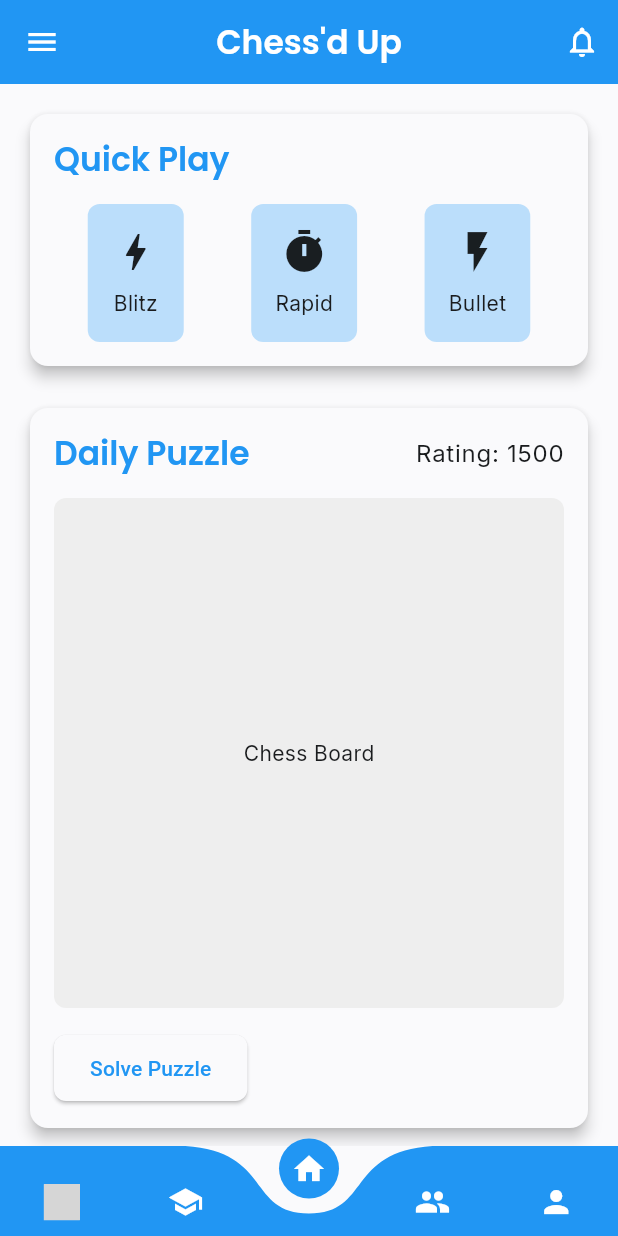
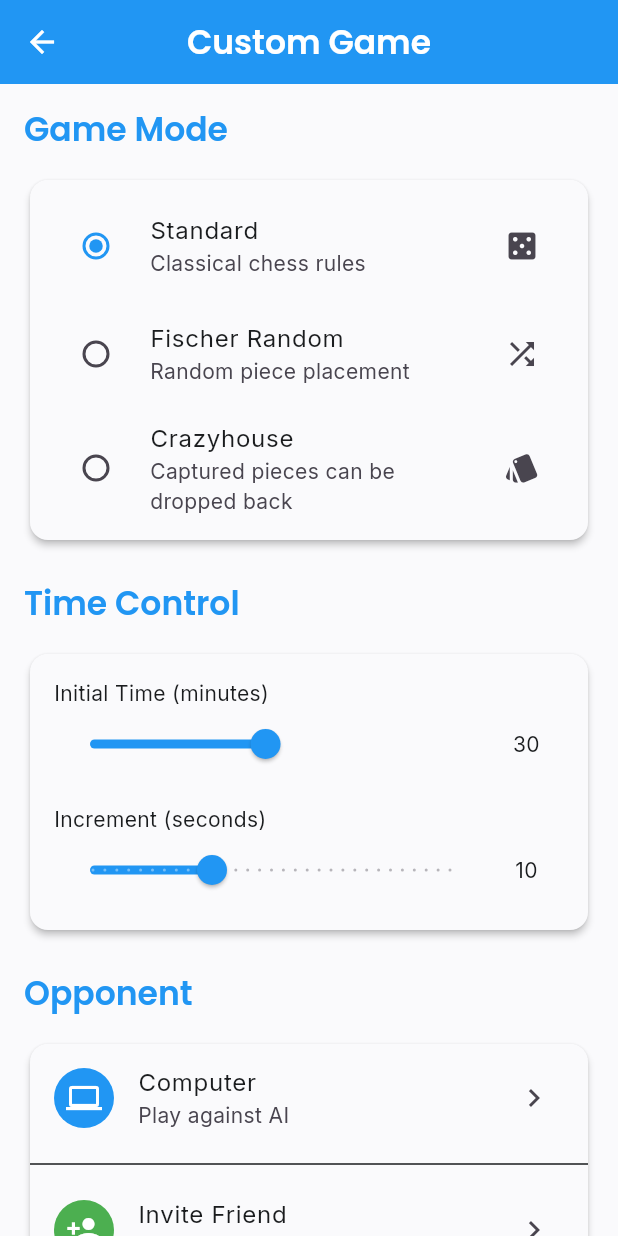
Before and after one commit to Yvonne-Wanja-1/chess2, a Flutter app: the screen it shows after launch, in the side drawer, after a tap on "Custom Game", on a phone screen of 412 x 824 dp. Run offline on Flutter 3.47's test engine with Material 3 defaults, Android fonts, the phone set to English and light mode, and no system bars; drawn by our look-alikes of curved_navigation_bar; our stand-ins replace flutter_svg, google_fonts; missing offline and left inert: chess; grey boxes are pictures that could not be loaded.

Commit message:
added navigations for new screens in the  menu.

```diff
--- a/lib/features/home/presentation/widgets/app_drawer.dart
+++ b/lib/features/home/presentation/widgets/app_drawer.dart
@@ -100,8 +100,8 @@ class AppDrawer extends StatelessWidget {
           title: const Text('Custom Game'),
           trailing: const Icon(Icons.chevron_right),
           onTap: () {
-            // TODO: Navigate to custom game
             Navigator.pop(context);
+            Navigator.pushNamed(context, '/custom-game');
           },
         ),
       ],
@@ -178,8 +178,8 @@ class AppDrawer extends StatelessWidget {
           leading: const Icon(Icons.person_add_outlined),
           title: const Text('Find Players'),
           onTap: () {
-            // TODO: Navigate to player search
             Navigator.pop(context);
+            Navigator.pushNamed(context, '/find-players');
           },
         ),
         ListTile(
@@ -210,8 +210,8 @@ class AppDrawer extends StatelessWidget {
           leading: const Icon(Icons.help_outline),
           title: const Text('Help & Support'),
           onTap: () {
-            // TODO: Navigate to help
             Navigator.pop(context);
+            Navigator.pushNamed(context, '/help');
           },
         ),
       ],
--- /dev/null
+++ b/lib/features/screens/custom_game_screen.dart
@@ -0,0 +1,217 @@
+import 'package:flutter/material.dart';
+
+class CustomGameScreen extends StatelessWidget {
+  const CustomGameScreen({super.key});
+
+  @override
+  Widget build(BuildContext context) {
+    return Scaffold(
+      appBar: AppBar(title: const Text('Custom Game')),
+      body: SingleChildScrollView(
+        padding: const EdgeInsets.all(16.0),
+        child: Column(
+          crossAxisAlignment: CrossAxisAlignment.stretch,
+          children: [
+            _buildGameModeSection(context),
+            const SizedBox(height: 24),
+            _buildTimeControlSection(context),
+            const SizedBox(height: 24),
+            _buildOpponentSection(context),
+            const SizedBox(height: 32),
+            ElevatedButton(
+              onPressed: () {
+                // TODO: Start custom game
+              },
+              child: const Padding(
+                padding: EdgeInsets.all(16.0),
+                child: Text('Start Game', style: TextStyle(fontSize: 18)),
+              ),
+            ),
+          ],
+        ),
+      ),
+    );
+  }
+
+  Widget _buildGameModeSection(BuildContext context) {
+    return Column(
+      crossAxisAlignment: CrossAxisAlignment.start,
+      children: [
+        Text('Game Mode', style: Theme.of(context).textTheme.titleLarge),
+        const SizedBox(height: 16),
+        Card(
+          child: Padding(
+            padding: const EdgeInsets.all(8.0),
+            child: Column(
+              children: [
+                _buildRadioTile(
+                  context,
+                  'Standard',
+                  'Classical chess rules',
+                  Icons.casino,
+                  true,
+                  (val) {},
+                ),
+                _buildRadioTile(
+                  context,
+                  'Fischer Random',
+                  'Random piece placement',
+                  Icons.shuffle,
+                  false,
+                  (val) {},
+                ),
+                _buildRadioTile(
+                  context,
+                  'Crazyhouse',
+                  'Captured pieces can be dropped back',
+                  Icons.style,
+                  false,
+                  (val) {},
+                ),
+              ],
+            ),
+          ),
+        ),
+      ],
+    );
+  }
+
+  Widget _buildTimeControlSection(BuildContext context) {
+    return Column(
+      crossAxisAlignment: CrossAxisAlignment.start,
+      children: [
+        Text('Time Control', style: Theme.of(context).textTheme.titleLarge),
+        const SizedBox(height: 16),
+        Card(
+          child: Padding(
+            padding: const EdgeInsets.all(16.0),
+            child: Column(
+              children: [
+                _buildSliderWithLabel(
+                  context,
+                  'Initial Time (minutes)',
+                  30,
+                  1,
+                  60,
+                  (value) {},
+                ),
+                const SizedBox(height: 16),
+                _buildSliderWithLabel(
+                  context,
+                  'Increment (seconds)',
+                  10,
+                  0,
+                  30,
+                  (value) {},
+                ),
+              ],
+            ),
+          ),
+        ),
+      ],
+    );
+  }
+
+  Widget _buildOpponentSection(BuildContext context) {
+    return Column(
+      crossAxisAlignment: CrossAxisAlignment.start,
+      children: [
+        Text('Opponent', style: Theme.of(context).textTheme.titleLarge),
+        const SizedBox(height: 16),
+        Card(
+          child: Column(
+            children: [
+              ListTile(
+                leading: const CircleAvatar(
+                  backgroundColor: Colors.blue,
+                  child: Icon(Icons.computer, color: Colors.white),
+                ),
+                title: const Text('Computer'),
+                subtitle: const Text('Play against AI'),
+                trailing: const Icon(Icons.chevron_right),
+                onTap: () {},
+              ),
+              const Divider(),
+              ListTile(
+                leading: const CircleAvatar(
+                  backgroundColor: Colors.green,
+                  child: Icon(Icons.person_add, color: Colors.white),
+                ),
+                title: const Text('Invite Friend'),
+                subtitle: const Text('Play with a friend'),
+                trailing: const Icon(Icons.chevron_right),
+                onTap: () {},
+              ),
+              const Divider(),
+              ListTile(
+                leading: const CircleAvatar(
+                  backgroundColor: Colors.orange,
+                  child: Icon(Icons.public, color: Colors.white),
+                ),
+                title: const Text('Open Challenge'),
+                subtitle: const Text('Anyone can join'),
+                trailing: const Icon(Icons.chevron_right),
+                onTap: () {},
+              ),
+            ],
+          ),
+        ),
+      ],
+    );
+  }
+
+  Widget _buildRadioTile(
+    BuildContext context,
+    String title,
+    String subtitle,
+    IconData icon,
+    bool selected,
+    Function(bool?) onChanged,
+  ) {
+    return RadioListTile<bool>(
+      title: Text(title),
+      subtitle: Text(subtitle),
+      secondary: Icon(icon),
+      value: true,
+      groupValue: selected,
+      onChanged: onChanged,
+    );
+  }
+
+  Widget _buildSliderWithLabel(
+    BuildContext context,
+    String label,
+    double value,
+    double min,
+    double max,
+    Function(double) onChanged,
+  ) {
+    return Column(
+      crossAxisAlignment: CrossAxisAlignment.start,
+      children: [
+        Text(label),
+        Row(
+          children: [
+            Expanded(
+              child: Slider(
+                value: value,
+                min: min,
+                max: max,
+                divisions: max.toInt(),
+                label: value.toInt().toString(),
+                onChanged: onChanged,
+              ),
+            ),
+            SizedBox(
+              width: 50,
+              child: Text(
+                value.toInt().toString(),
+                textAlign: TextAlign.center,
+              ),
+            ),
+          ],
+        ),
+      ],
+    );
+  }
+}
--- a/lib/main.dart
+++ b/lib/main.dart
@@ -3,12 +3,15 @@ import './config/theme.dart';
 import './config/constants.dart';
 import './features/auth/presentation/screens/splash_screen.dart';
 import './features/screens/quick_play_screen.dart';
+import './features/screens/custom_game_screen.dart';
 import './features/screens/tournaments_screen.dart';
 import './features/screens/training_screen.dart';
 import './features/screens/stats_screen.dart';
 import './features/screens/teams_screen.dart';
 import './features/screens/messages_screen.dart';
 import './features/screens/settings_screen.dart';
+import './features/screens/help_support_screen.dart';
+import './features/screens/find_players_screen.dart';
 
 void main() {
   runApp(const ChessdUpApp());
@@ -28,12 +31,15 @@ class ChessdUpApp extends StatelessWidget {
       debugShowCheckedModeBanner: false,
       routes: {
         '/quick-play': (context) => const QuickPlayScreen(),
+        '/custom-game': (context) => const CustomGameScreen(),
         '/tournaments': (context) => const TournamentsScreen(),
         '/training': (context) => const TrainingScreen(),
         '/stats': (context) => const StatsScreen(),
         '/teams': (context) => const TeamsScreen(),
         '/messages': (context) => const MessagesScreen(),
         '/settings': (context) => const SettingsScreen(),
+        '/help': (context) => const HelpSupportScreen(),
+        '/find-players': (context) => const FindPlayersScreen(),
       },
     );
   }
```
Also changed, not shown: lib/features/screens/find_players_screen.dart (added, +177 -0 lines), lib/features/screens/help_support_screen.dart (added, +198 -0 lines).
